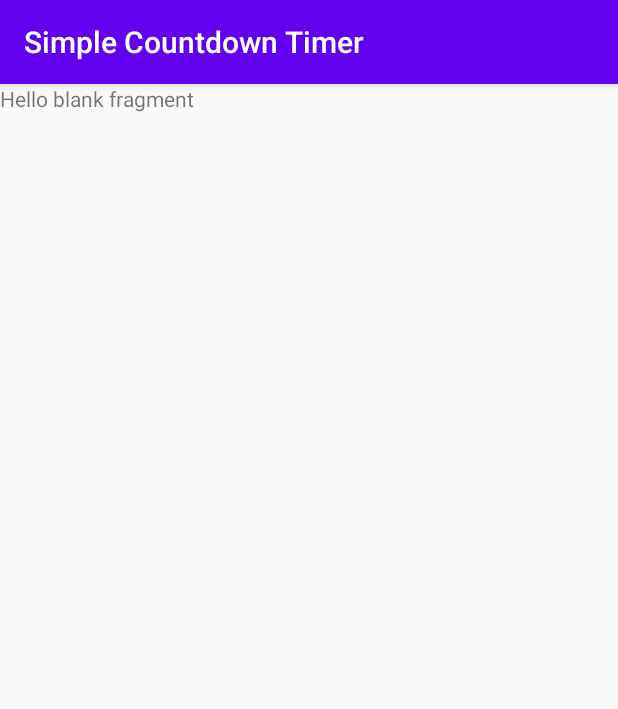
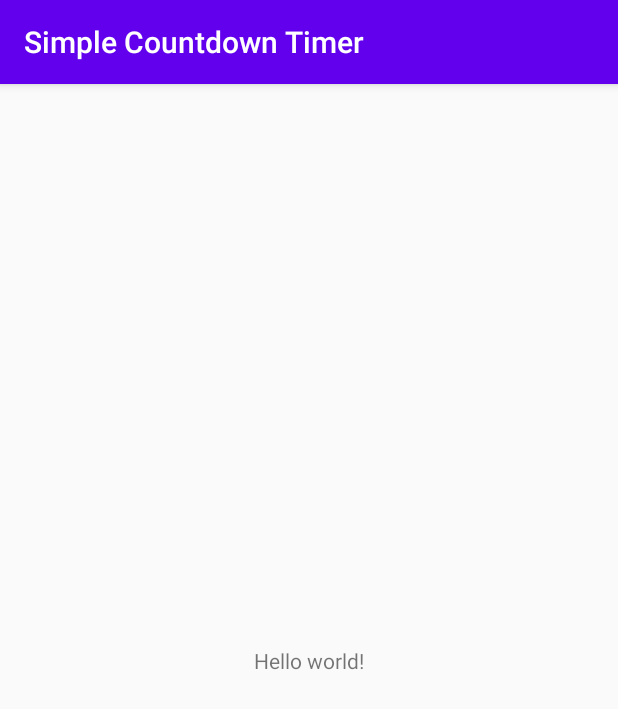
Before and after one commit to jmcaluag/Simple-Countdown-Timer, an Android app: the fragment SetTimeFragment shown on its own in the app's theme, on a phone screen of 412 x 824 dp. Shown: the top 709 px of the screen. Run offline under Robolectric (Android 15) with nearby library versions, the phone set to English and light mode, and no system bars; our stand-ins replace data binding.

Commit message:
Create binding for SetTime

```diff
--- a/app/src/main/java/com/example/simplecountdowntimer/SetTimeFragment.kt
+++ b/app/src/main/java/com/example/simplecountdowntimer/SetTimeFragment.kt
@@ -5,11 +5,8 @@ import androidx.fragment.app.Fragment
 import android.view.LayoutInflater
 import android.view.View
 import android.view.ViewGroup
-
-// TODO: Rename parameter arguments, choose names that match
-// the fragment initialization parameters, e.g. ARG_ITEM_NUMBER
-private const val ARG_PARAM1 = "param1"
-private const val ARG_PARAM2 = "param2"
+import androidx.databinding.DataBindingUtil
+import com.example.simplecountdowntimer.databinding.FragmentSetTimeBinding
 
 /**
  * A simple [Fragment] subclass.
@@ -17,43 +14,15 @@ private const val ARG_PARAM2 = "param2"
  * create an instance of this fragment.
  */
 class SetTimeFragment : Fragment() {
-    // TODO: Rename and change types of parameters
-    private var param1: String? = null
-    private var param2: String? = null
 
-    override fun onCreate(savedInstanceState: Bundle?) {
-        super.onCreate(savedInstanceState)
-        arguments?.let {
-            param1 = it.getString(ARG_PARAM1)
-            param2 = it.getString(ARG_PARAM2)
-        }
-    }
+    private lateinit var binding: FragmentSetTimeBinding
 
     override fun onCreateView(
         inflater: LayoutInflater, container: ViewGroup?,
         savedInstanceState: Bundle?
     ): View? {
-        // Inflate the layout for this fragment
-        return inflater.inflate(R.layout.fragment_set_time, container, false)
+        binding = DataBindingUtil.inflate(inflater, R.layout.fragment_set_time, container, false)
+        return binding.root
     }
 
-    companion object {
-        /**
-         * Use this factory method to create a new instance of
-         * this fragment using the provided parameters.
-         *
-         * @param param1 Parameter 1.
-         * @param param2 Parameter 2.
-         * @return A new instance of fragment SetTimeFragment.
-         */
-        // TODO: Rename and change types and number of parameters
-        @JvmStatic
-        fun newInstance(param1: String, param2: String) =
-            SetTimeFragment().apply {
-                arguments = Bundle().apply {
-                    putString(ARG_PARAM1, param1)
-                    putString(ARG_PARAM2, param2)
-                }
-            }
-    }
 }
--- a/app/src/main/res/layout/fragment_set_time.xml
+++ b/app/src/main/res/layout/fragment_set_time.xml
@@ -1,14 +1,21 @@
 <?xml version="1.0" encoding="utf-8"?>
-<FrameLayout xmlns:android="http://schemas.android.com/apk/res/android"
-    xmlns:tools="http://schemas.android.com/tools"
-    android:layout_width="match_parent"
-    android:layout_height="match_parent"
-    tools:context=".SetTimeFragment">
+<layout xmlns:android="http://schemas.android.com/apk/res/android"
+    xmlns:app="http://schemas.android.com/apk/res-auto"
+    xmlns:tools="http://schemas.android.com/tools">
 
-    <!-- TODO: Update blank fragment layout -->
-    <TextView
+    <androidx.constraintlayout.widget.ConstraintLayout
         android:layout_width="match_parent"
         android:layout_height="match_parent"
-        android:text="@string/hello_blank_fragment" />
+        tools:context=".SetTimeFragment">
 
-</FrameLayout>
+        <TextView
+            android:id="@+id/textView"
+            android:layout_width="wrap_content"
+            android:layout_height="wrap_content"
+            android:text="Hello world!"
+            app:layout_constraintBottom_toBottomOf="parent"
+            app:layout_constraintEnd_toEndOf="parent"
+            app:layout_constraintStart_toStartOf="parent"
+            app:layout_constraintTop_toTopOf="parent" />
+    </androidx.constraintlayout.widget.ConstraintLayout>
+</layout>
```
